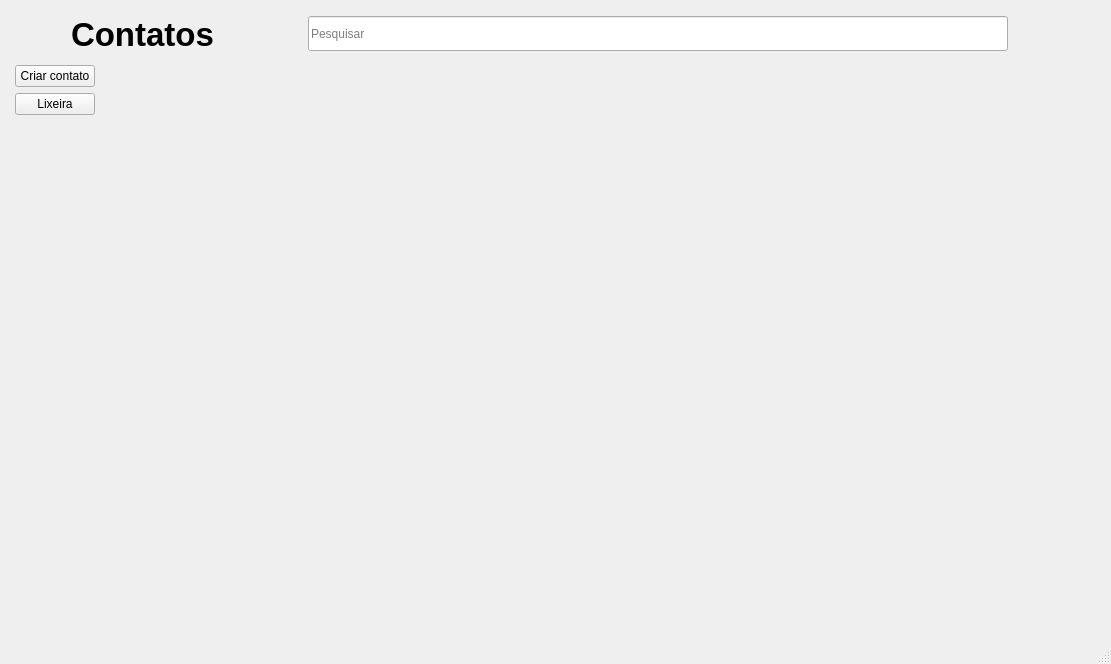
The window that view/main_window.ui (rafatosta/contatos) describes before a commit, drawn with Qt 5.
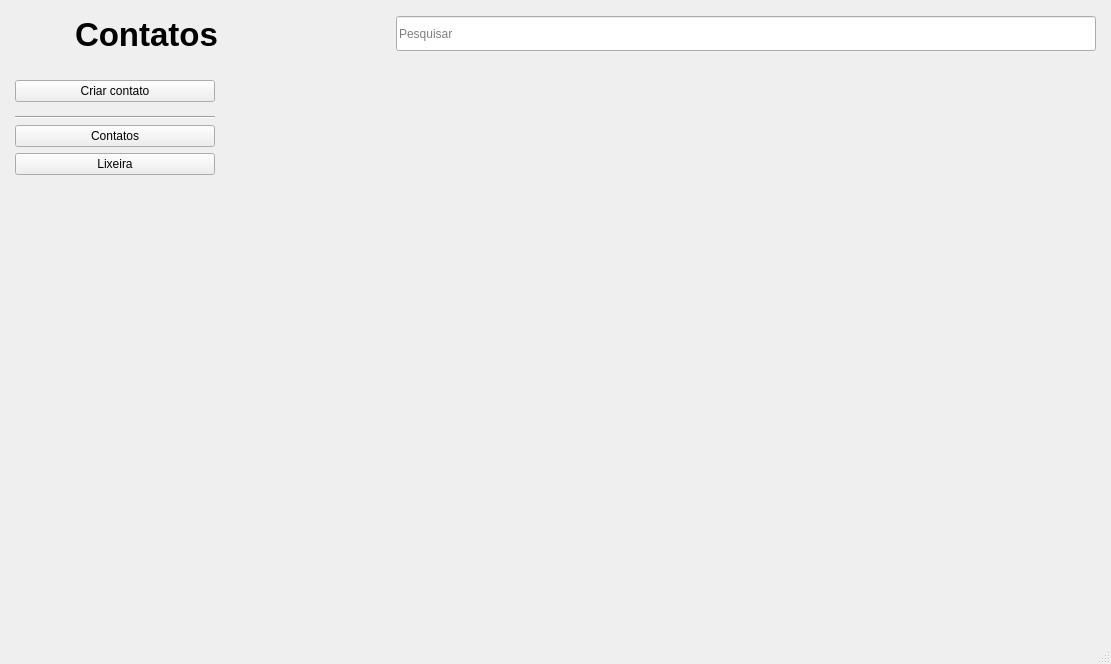
The same window after the commit. Icons and pictures are not drawn.

Patch:
```diff
--- a/view/main_window.ui
+++ b/view/main_window.ui
@@ -26,6 +26,12 @@
     </property>
     <item>
      <layout class="QHBoxLayout" name="horizontalLayout">
+      <property name="spacing">
+       <number>10</number>
+      </property>
+      <property name="bottomMargin">
+       <number>10</number>
+      </property>
       <item>
        <widget class="QLabel" name="label">
         <property name="sizePolicy">
@@ -105,27 +111,29 @@
         </property>
        </widget>
       </item>
-      <item>
-       <spacer name="horizontalSpacer_2">
-        <property name="orientation">
-         <enum>Qt::Horizontal</enum>
-        </property>
-        <property name="sizeHint" stdset="0">
-         <size>
-          <width>10</width>
-          <height>20</height>
-         </size>
-        </property>
-       </spacer>
-      </item>
      </layout>
     </item>
     <item>
      <layout class="QHBoxLayout" name="horizontalLayout_2">
       <item>
        <layout class="QVBoxLayout" name="verticalLayout">
+        <property name="topMargin">
+         <number>5</number>
+        </property>
         <item>
          <widget class="QPushButton" name="criar_contato">
+          <property name="minimumSize">
+           <size>
+            <width>200</width>
+            <height>0</height>
+           </size>
+          </property>
+          <property name="maximumSize">
+           <size>
+            <width>200</width>
+            <height>16777215</height>
+           </size>
+          </property>
           <property name="text">
            <string>Criar contato</string>
           </property>
@@ -144,8 +152,60 @@
           </property>
          </widget>
         </item>
+        <item>
+         <spacer name="verticalSpacer_2">
+          <property name="orientation">
+           <enum>Qt::Vertical</enum>
+          </property>
+          <property name="sizeType">
+           <enum>QSizePolicy::Fixed</enum>
+          </property>
+          <property name="sizeHint" stdset="0">
+           <size>
+            <width>20</width>
+            <height>8</height>
+           </size>
+          </property>
+         </spacer>
+        </item>
+        <item>
+         <widget class="Line" name="line">
+          <property name="orientation">
+           <enum>Qt::Horizontal</enum>
+          </property>
+         </widget>
+        </item>
+        <item>
+         <widget class="QPushButton" name="pushButton">
+          <property name="text">
+           <string>Contatos</string>
+          </property>
+          <property name="icon">
+           <iconset>
+            <normaloff>../assets/icons/contatos.png</normaloff>../assets/icons/contatos.png</iconset>
+          </property>
+          <property name="iconSize">
+           <size>
+            <width>30</width>
+            <height>30</height>
+           </size>
+          </property>
+         </widget>
+        </item>
         <item>
          <widget class="QPushButton" name="lixeira">
+          <property name="minimumSize">
+           <size>
+            <width>200</width>
+            <height>0</height>
+           </size>
+          </property>
+          <property name="maximumSize">
+           <size>
+            <width>200</width>
+            <height>16777215</height>
+           </size>
+          </property>
           <property name="text">
            <string>Lixeira</string>
           </property>
```
